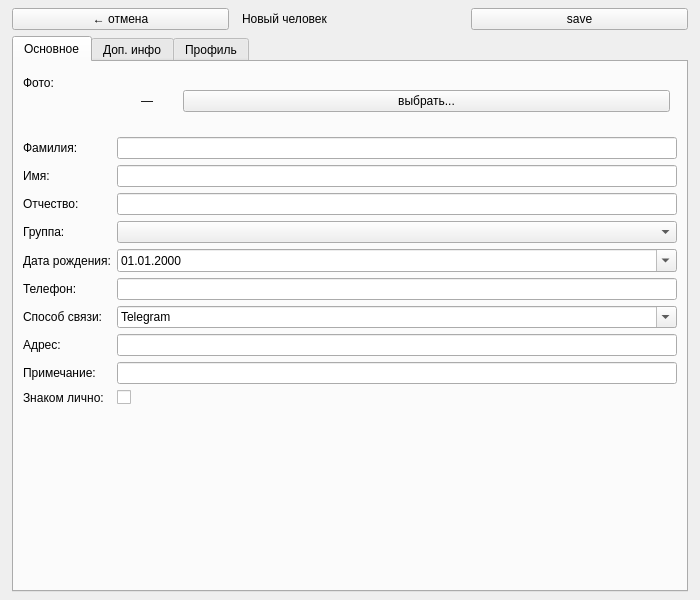
Above: Lyudishki/forms/person_edit.ui from provincialcxz/TheHumans before the change. Below: the same form after it.
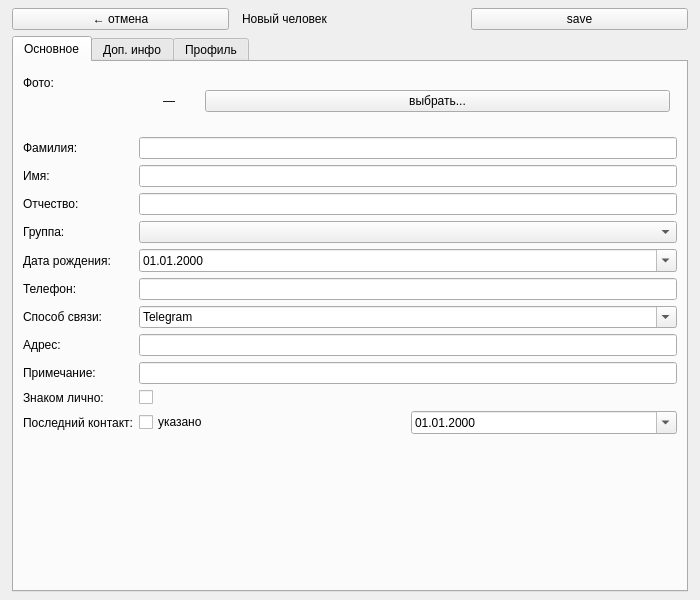
That is the form after the change.

Commit message: feat: added last contact date tracker with mark-as-contacted button

Patch:
```diff
--- a/Lyudishki/forms/person_edit.ui
+++ b/Lyudishki/forms/person_edit.ui
@@ -160,6 +160,30 @@
        <item row="10" column="1">
         <widget class="QCheckBox" name="editMetInPerson"/>
        </item>
+       <item row="11" column="0">
+        <widget class="QLabel"><property name="text"><string>Последний контакт:</string></property></widget>
+       </item>
+       <item row="11" column="1">
+        <widget class="QWidget" name="lastContactWidget">
+         <layout class="QHBoxLayout" name="lastContactLayout">
+          <property name="leftMargin"><number>0</number></property>
+          <property name="topMargin"><number>0</number></property>
+          <property name="rightMargin"><number>0</number></property>
+          <property name="bottomMargin"><number>0</number></property>
+          <item>
+           <widget class="QCheckBox" name="editHasLastContact">
+            <property name="text"><string>указано</string></property>
+           </widget>
+          </item>
+          <item>
+           <widget class="QDateEdit" name="editLastContact">
+            <property name="calendarPopup"><bool>true</bool></property>
+            <property name="displayFormat"><string>dd.MM.yyyy</string></property>
+           </widget>
+          </item>
+         </layout>
+        </widget>
+       </item>
       </layout>
      </widget>
      <!-- Tab 2: Доп. инфо -->
```
The commit also changes 11 other files.
